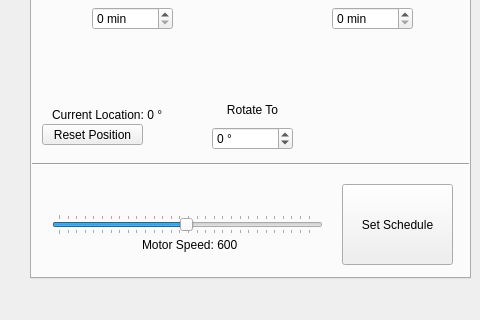
Before: the Qt Designer form _ui/FlashLapse_CP.ui in CoSE-Jerry/Flashlapse_NEO, drawn with Qt 5; both pictures show x 0 to 480 and y 172 to 492 of the 800 by 492 pixel window.
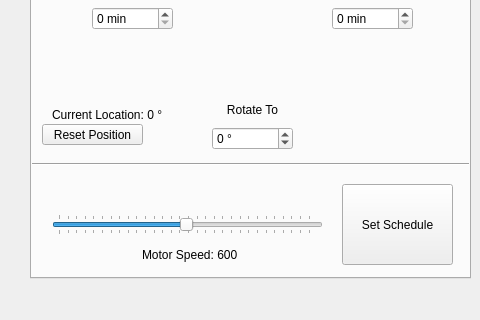
After: the same form once the commit is applied. Icons and pictures are not drawn.

The edit to the form file:
```diff
--- a/_ui/FlashLapse_CP.ui
+++ b/_ui/FlashLapse_CP.ui
@@ -1072,7 +1072,7 @@
       <property name="geometry">
        <rect>
         <x>110</x>
-        <y>360</y>
+        <y>370</y>
         <width>121</width>
         <height>21</height>
        </rect>
```
